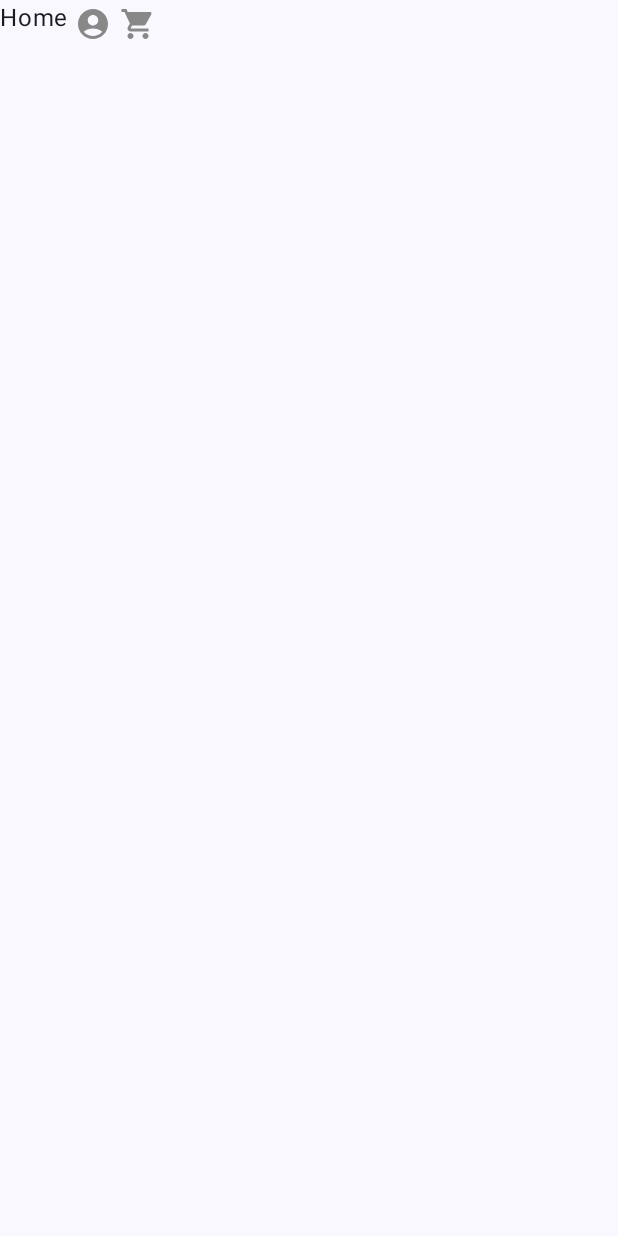
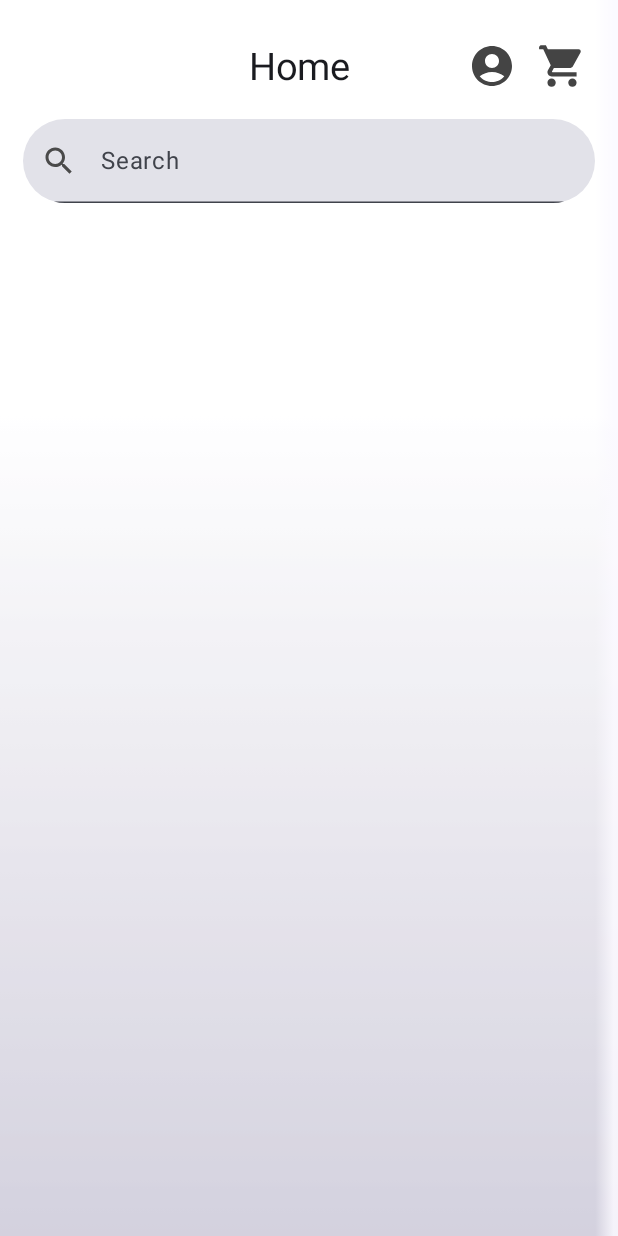
Before and after one commit to konstantinvelev/mobile-development, an Android app built with Jetpack Compose: the HomeScreen screen opened through its navigation route, on a phone screen of 412 x 824 dp. Before the commit the screen is almost empty. Run offline under Robolectric (Android 15) with nearby library versions, the phone set to English and light mode, and no system bars; 1 statement that could not run was skipped.

Commit message:
Continue working on home page, fixing styles

```diff
--- a/app/build.gradle
+++ b/app/build.gradle
@@ -75,4 +75,7 @@ dependencies {
     implementation 'androidx.test.espresso:espresso-core:3.5.1@aar'
     implementation "androidx.compose.material:material-icons-extended:1.5.0-alpha03"
 
+    //Libraries
+    implementation "androidx.compose.runtime:runtime-livedata:1.2.0-beta02"
+
 }
--- a/app/src/main/java/com/example/mobile_development/MainActivity.kt
+++ b/app/src/main/java/com/example/mobile_development/MainActivity.kt
@@ -68,7 +68,7 @@ class MainActivity : ComponentActivity() {
                     Scaffold {
                         NavHost(
                             navController = navController,
-                            startDestination = "login",
+                            startDestination = "home",
                             modifier = Modifier.padding(it)
                         ) {
                             composable("login") {
--- a/app/src/main/java/com/example/mobile_development/components/home.kt
+++ b/app/src/main/java/com/example/mobile_development/components/home.kt
@@ -1,52 +1,85 @@
+import androidx.compose.foundation.BorderStroke
+import androidx.compose.foundation.Image
+import androidx.compose.foundation.layout.Box
 import androidx.compose.foundation.layout.Column
 import androidx.compose.foundation.layout.Row
+import androidx.compose.foundation.layout.fillMaxSize
 import androidx.compose.foundation.layout.fillMaxWidth
+import androidx.compose.foundation.layout.padding
 import androidx.compose.foundation.layout.size
 import androidx.compose.material.icons.Icons
 import androidx.compose.material.icons.filled.AccountCircle
+import androidx.compose.material.icons.filled.Search
 import androidx.compose.material.icons.filled.ShoppingCart
+import androidx.compose.material.icons.filled.Visibility
+import androidx.compose.material.icons.filled.VisibilityOff
+import androidx.compose.material3.Button
+import androidx.compose.material3.ButtonColors
+import androidx.compose.material3.ButtonDefaults
+import androidx.compose.material3.ExperimentalMaterial3Api
 import androidx.compose.material3.Icon
 import androidx.compose.material3.IconButton
+import androidx.compose.material3.MaterialTheme
+import androidx.compose.material3.OutlinedTextField
 import androidx.compose.material3.Text
+import androidx.compose.material3.TextButton
+import androidx.compose.material3.TextFieldDefaults
 import androidx.compose.runtime.Composable
 import androidx.compose.runtime.mutableStateOf
 import androidx.compose.runtime.remember
 import androidx.compose.ui.Modifier
 import androidx.compose.ui.graphics.Color
+import androidx.compose.ui.layout.ContentScale
+import androidx.compose.ui.res.painterResource
+import androidx.compose.ui.text.font.FontWeight
+import androidx.compose.ui.text.input.PasswordVisualTransformation
+import androidx.compose.ui.text.input.VisualTransformation
+import androidx.compose.ui.text.style.TextAlign
 import androidx.compose.ui.unit.dp
+import androidx.compose.ui.unit.sp
+import com.example.mobile_development.R
 
+
+@OptIn(ExperimentalMaterial3Api::class)
 @Composable
 fun HomeScreen(modifier: Modifier = Modifier) {
-    var (username, setUsername) = remember { mutableStateOf("") }
-    var (password, setPassword) = remember { mutableStateOf("") }
+    Image(
+        modifier = Modifier.fillMaxSize(),
+        painter = painterResource(R.drawable.home_page_background),
+        contentDescription = "background_image",
+        contentScale = ContentScale.FillBounds
+    )
+    Column(modifier = modifier
+        .padding(horizontal = 15.dp, vertical = 20.dp)
+        .fillMaxWidth()
+    ) {
+        Row() {
+            Text(
+                text = "Home",
+                modifier = modifier
+                    .padding(start = 150.dp, end = 70.dp, top = 10.dp, bottom = 20.dp),
+                fontSize = 25.sp,
+                textAlign = TextAlign.Center
+            )
 
-    Column() {
-        Row(
-            modifier = Modifier
-                .fillMaxWidth()
-        ) {
-            Text(text = "Home")
-            IconButton(
-                modifier = modifier.size(width = 30.dp, height = 30.dp),
-                onClick = { }
-            ) {
+            IconButton(onClick = { }) {
                 Icon(
-                    Icons.Filled.AccountCircle,
-                    contentDescription = "Visibility",
-                    tint = Color.Gray
+                    modifier = Modifier.size(size = 32.dp),
+                    imageVector = Icons.Default.AccountCircle,
+                    contentDescription = "Account",
+                    tint = Color.DarkGray
                 )
             }
-            IconButton(
-                modifier = modifier.size(width = 30.dp, height = 30.dp),
-                onClick = { }
-            ) {
+            IconButton(onClick = { }) {
                 Icon(
-                    Icons.Filled.ShoppingCart,
-                    contentDescription = "Visibility",
-                    tint = Color.Gray
+                    modifier = Modifier.size(size = 33.dp),
+                    imageVector = Icons.Filled.ShoppingCart,
+                    contentDescription = "Shopping Cart",
+                    tint = Color.DarkGray
                 )
             }
+        }
 
-        }
+        SearchField()
     }
 }
--- /dev/null
+++ b/app/src/main/java/com/example/mobile_development/components/searchField.kt
@@ -0,0 +1,67 @@
+import androidx.compose.foundation.background
+import androidx.compose.foundation.border
+import androidx.compose.foundation.layout.fillMaxWidth
+import androidx.compose.foundation.shape.RoundedCornerShape
+import androidx.compose.foundation.text.KeyboardOptions
+import androidx.compose.material.icons.Icons
+import androidx.compose.material.icons.filled.Clear
+import androidx.compose.material.icons.filled.Search
+import androidx.compose.material3.ExperimentalMaterial3Api
+import androidx.compose.material3.Icon
+import androidx.compose.material3.IconButton
+import androidx.compose.material3.MaterialTheme
+import androidx.compose.material3.Text
+import androidx.compose.material3.TextField
+import androidx.compose.material3.TextFieldDefaults
+import androidx.compose.runtime.Composable
+import androidx.compose.runtime.mutableStateOf
+import androidx.compose.runtime.remember
+import androidx.compose.ui.Modifier
+import androidx.compose.ui.graphics.Color
+import androidx.compose.ui.text.input.KeyboardType
+import androidx.compose.ui.unit.dp
+import com.example.mobile_development.ui.theme.MainBorder
+
+@OptIn(ExperimentalMaterial3Api::class)
+@Composable
+fun SearchField(modifier: Modifier = Modifier) {
+    var (searchParameter, setSearchParameter) = remember { mutableStateOf("") }
+    var (showClearIcon, setShowClearIcon) = remember { mutableStateOf(false) }
+    TextField(
+        modifier = Modifier
+        .fillMaxWidth()
+        .background(color = Color.Transparent, shape = RoundedCornerShape(8.dp)),
+        shape = RoundedCornerShape(60.dp),
+        value = searchParameter,
+        onValueChange = { newValue: String -> setSearchParameter(newValue) },
+        leadingIcon = {
+            Icon(
+                imageVector = Icons.Filled.Search,
+                tint = MainBorder,
+                contentDescription = "Search icon"
+            )
+        },
+        trailingIcon = {
+            if (showClearIcon) {
+                IconButton(onClick = { }) {
+                    Icon(
+                        imageVector = Icons.Filled.Clear,
+                        tint = MainBorder,
+                        contentDescription = "Clear icon"
+                    )
+                }
+            }
+        },
+        maxLines = 1,
+        colors = TextFieldDefaults.textFieldColors(
+            focusedIndicatorColor = Color.Transparent,
+            unfocusedIndicatorColor = Color.Transparent,
+            disabledIndicatorColor = Color.Transparent
+        ),
+        placeholder = { Text(text = "Search") },
+        textStyle = MaterialTheme.typography.labelMedium,
+        singleLine = true,
+        keyboardOptions = KeyboardOptions(keyboardType = KeyboardType.Text),
+
+    )
+}
--- a/app/src/main/java/com/example/mobile_development/ui/theme/Color.kt
+++ b/app/src/main/java/com/example/mobile_development/ui/theme/Color.kt
@@ -9,3 +9,7 @@ val Pink80 = Color(0xFFEFB8C8)
 val Purple40 = Color(0xFF6650a4)
 val PurpleGrey40 = Color(0xFF625b71)
 val Pink40 = Color(0xFF7D5260)
+
+var MainDark = Color(0xFF47337A)
+val MainBorder = Color(0xFF4A4A4A)
+val BorderOnFocus = Color(0xFF722ED8)
```
Also changed, not shown: app/src/main/java/com/example/mobile_development/components/login.kt (+29 -6 lines), app/src/main/res/drawable/home_page_background.png (added).
